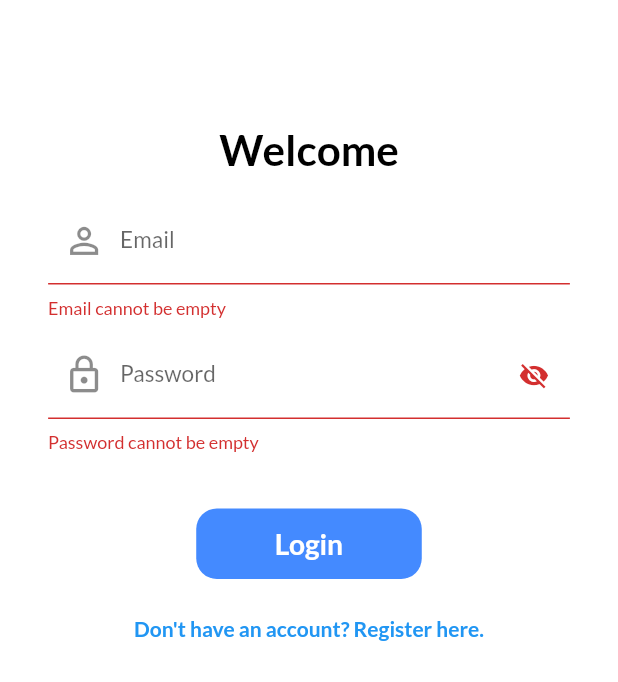
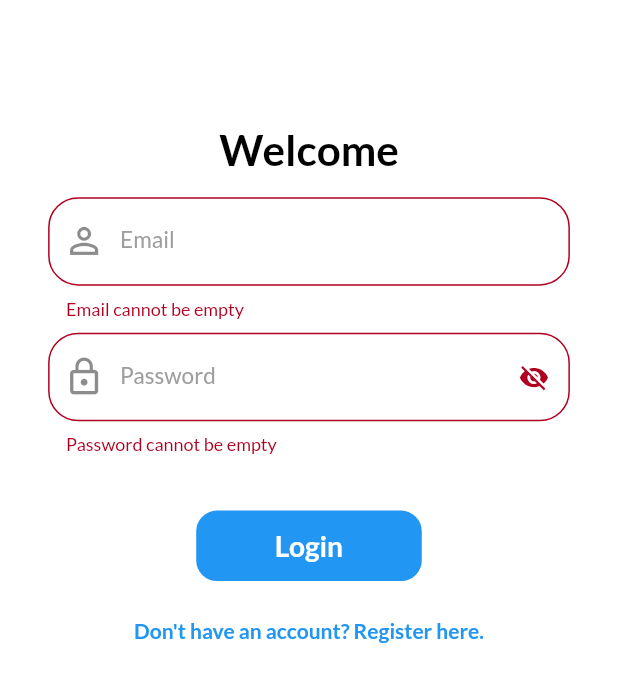
Before and after one commit to gobind-singh21/notes_application, a Flutter app: the screen it shows after launch, after a tap on "Login", on a phone screen of 412 x 824 dp. Shown: the top 682 px of the screen. Run offline on Flutter 3.47's test engine with Material 2 defaults, Android fonts, the phone set to English and light mode, and no system bars; our stand-ins replace cloud_firestore, csc_picker, dots_indicator, file_picker, firebase_auth, firebase_core and 8 more; accounts and stored records are empty.

Commit message:
modified:   lib/utils/auth.dart

```diff
--- a/lib/app_widgets/button.dart
+++ b/lib/app_widgets/button.dart
@@ -14,7 +14,8 @@ class MyButton extends StatelessWidget {
       width: _width,
       alignment: Alignment.center,
       decoration: BoxDecoration(
-        color: Colors.blueAccent,
+        color: Theme.of(context).primaryColor,
+        // color: Colors.blueAccent,
         borderRadius: BorderRadius.circular(_borderRadius),
       ),
       child: HeadingText(_buttonText, _height / 2.5, null, Colors.white),
--- a/lib/main.dart
+++ b/lib/main.dart
@@ -1,33 +1,52 @@
 import 'package:flutter/material.dart';
-import 'package:google_fonts/google_fonts.dart';
 import 'package:firebase_core/firebase_core.dart';
 import 'package:notes_application/global/global.dart';
 import 'package:notes_application/screens/home_screen.dart';
 import 'package:notes_application/screens/login_screen.dart';
 import 'package:notes_application/global/dimensions.dart';
+import 'package:notes_application/theme.dart';
+import 'package:provider/provider.dart';
+import 'package:shared_preferences/shared_preferences.dart';
+import 'theme_provider.dart';
+
+Future<void> initTheme() async {
+  SharedPreferences prefs = await SharedPreferences.getInstance();
+  bool isDarkTheme = prefs.getBool('isDarkTheme') ?? false;
+  themeMode = isDarkTheme ? ThemeMode.dark : ThemeMode.light;
+}
 
 Future<void> main() async {
   WidgetsFlutterBinding.ensureInitialized();
+  SharedPreferences prefs = await SharedPreferences.getInstance();
   await Firebase.initializeApp();
-  runApp(const MyApp());
+  runApp(
+    ChangeNotifierProvider(
+      create: (_) => ThemeProvider(prefs),
+      child: const MyApp(),
+    ),
+  );
 }
 
 class MyApp extends StatelessWidget {
   const MyApp({super.key});
+
   @override
   Widget build(BuildContext context) {
     currentFirebaseUser = fAuth.currentUser;
     Dimensions.screenHeight = MediaQuery.of(context).size.height;
     Dimensions.screenWidth = MediaQuery.of(context).size.width;
-    return MaterialApp(
-      debugShowCheckedModeBanner: false,
-      themeMode: ThemeMode.light,
-      theme: ThemeData(
-        primaryColor: Colors.blue,
-        fontFamily: GoogleFonts.lato().fontFamily,
-      ),
-      darkTheme: ThemeData(brightness: Brightness.dark),
-      home: currentFirebaseUser == null ? const LoginScreen() : HomeScreen(),
+    return Consumer<ThemeProvider>(
+      builder: (context, themeProvider, _) {
+        return MaterialApp(
+          debugShowCheckedModeBanner: false,
+          theme: lightTheme,
+          darkTheme: darkTheme,
+          themeMode: themeProvider.currentThemeMode == ThemeModeType.light
+              ? ThemeMode.light
+              : ThemeMode.dark,
+          home: (currentFirebaseUser == null) ? const LoginScreen() : const HomeScreen(),
+        );
+      },
     );
   }
 }
--- a/lib/screens/login_screen.dart
+++ b/lib/screens/login_screen.dart
@@ -57,9 +57,9 @@ class _LoginScreenState extends State<LoginScreen> {
 
   @override
   Widget build(BuildContext context) {
-    return Material(
-      color: Colors.white,
-      child: SingleChildScrollView(
+    return Scaffold(
+      // color: Colors.white,
+      body: SingleChildScrollView(
         child: Form(
           key: _formKey,
           child: Column(
@@ -71,7 +71,7 @@ class _LoginScreenState extends State<LoginScreen> {
                 "Welcome",
                 screenHeight / 29.233,
                 null,
-                Colors.black,
+                Theme.of(context).textTheme.headlineLarge?.color,
               ),
               Padding(
                 padding: EdgeInsets.symmetric(
@@ -86,6 +86,9 @@ class _LoginScreenState extends State<LoginScreen> {
                       decoration: InputDecoration(
                         hintText: "Enter email",
                         labelText: "Email",
+                        border: OutlineInputBorder(
+                          borderRadius: BorderRadius.circular(20),
+                        ),
                         prefixIcon: Icon(
                           Icons.person_outline,
                           size: screenHeight / 29.2333,
@@ -113,6 +116,10 @@ class _LoginScreenState extends State<LoginScreen> {
                       decoration: InputDecoration(
                           hintText: "Enter password",
                           labelText: "Password",
+
+                          border: OutlineInputBorder(
+                            borderRadius: BorderRadius.circular(20),
+                          ),
                           prefixIcon: Icon(
                             Icons.lock_outline,
                             size: screenHeight / 29.2333,
@@ -163,10 +170,14 @@ class _LoginScreenState extends State<LoginScreen> {
                             MaterialPageRoute(
                                 builder: (context) => const SignUpScreen()));
                       },
-                        child: const Text(
+                      child: Text(
                         "Don't have an account? Register here.",
-                          style: TextStyle(fontWeight: FontWeight.bold),
-                        ))
+                        style: TextStyle(
+                          fontWeight: FontWeight.bold,
+                          color: Theme.of(context).primaryColor,
+                        ),
+                      ),
+                    ),
                   ],
                 ),
               ),
--- /dev/null
+++ b/lib/theme.dart
@@ -0,0 +1,107 @@
+import 'package:flutter/material.dart';
+import 'package:flutter/services.dart';
+import 'package:google_fonts/google_fonts.dart';
+
+ThemeMode themeMode = ThemeMode.light;
+
+ThemeData darkTheme = ThemeData(
+  colorScheme: ColorScheme.dark(
+    primary: Colors.blue.shade700,
+    secondary: Colors.blue.shade500,
+  ),
+  fontFamily: GoogleFonts.lato().fontFamily,
+  floatingActionButtonTheme: FloatingActionButtonThemeData(
+      elevation: 0.0, backgroundColor: Colors.blue.shade800),
+  iconButtonTheme: IconButtonThemeData(
+    style: ButtonStyle(
+      iconColor: MaterialStateProperty.resolveWith(
+            (states) {
+          return Colors.white;
+        },
+      ),
+    ),
+  ),
+  appBarTheme: const AppBarTheme(
+    backgroundColor: Color.fromARGB(100, 90, 90, 90),
+    systemOverlayStyle: SystemUiOverlayStyle(
+      statusBarColor: Colors.transparent,
+      statusBarIconBrightness: Brightness.light,
+    ),
+  ),
+  hintColor: Colors.grey,
+  iconTheme: const IconThemeData(
+    color: Colors.white,
+  ),
+  brightness: Brightness.dark,
+  textTheme: const TextTheme(
+    headlineLarge: TextStyle(
+      color: Colors.white,
+      fontWeight: FontWeight.bold,
+    ),
+  ),
+  primaryColor: const Color.fromARGB(255, 80, 117, 255),
+  scaffoldBackgroundColor: const Color.fromARGB(100, 100, 100, 100),
+  dialogTheme: const DialogTheme(
+    backgroundColor: Colors.black,
+    shadowColor: Color.fromARGB(75, 158, 158, 158),
+    titleTextStyle: TextStyle(
+      fontSize: 20,
+      fontWeight: FontWeight.bold,
+      color: Colors.white,
+    ),
+  ),
+  textButtonTheme: const TextButtonThemeData(
+    style: ButtonStyle(
+      alignment: Alignment.center,
+    ),
+  ),
+  cardColor: const Color.fromARGB(100, 90, 90, 90),
+  shadowColor: Colors.white,
+);
+
+ThemeData lightTheme = ThemeData(
+  colorScheme: ColorScheme.light(
+    primary: Colors.cyan.shade600,
+    secondary: Colors.cyan.shade200,
+  ),
+  primaryColor: Colors.blue,
+  fontFamily: GoogleFonts.lato().fontFamily,
+  floatingActionButtonTheme: const FloatingActionButtonThemeData(
+    elevation: 0.0,
+    backgroundColor: Colors.blue,
+  ),
+  iconButtonTheme: IconButtonThemeData(
+    style: ButtonStyle(
+      iconColor: MaterialStateProperty.resolveWith((states) {
+        return Colors.black;
+      },
+      ),
+    ),
+  ),
+  appBarTheme: const AppBarTheme(
+    backgroundColor: Colors.cyanAccent,
+    systemOverlayStyle: SystemUiOverlayStyle(
+      statusBarColor: Colors.transparent,
+      statusBarIconBrightness: Brightness.dark,
+    ),
+  ),
+  hintColor: Colors.grey,
+  iconTheme: const IconThemeData(
+    color: Colors.black,
+  ),
+  brightness: Brightness.light,
+  textTheme: const TextTheme(
+    headlineLarge: TextStyle(
+      color: Colors.black,
+      fontWeight: FontWeight.bold,
+    ),
+  ),
+  scaffoldBackgroundColor: Colors.white,
+  textButtonTheme: const TextButtonThemeData(
+    style: ButtonStyle(
+      alignment: Alignment.center,
+    ),
+  ),
+  cardColor: const Color.fromARGB(100, 210, 210, 210),
+  shadowColor: Colors.black,
+);
--- /dev/null
+++ b/lib/theme_provider.dart
@@ -0,0 +1,36 @@
+import 'package:flutter/material.dart';
+import 'package:shared_preferences/shared_preferences.dart';
+
+enum ThemeModeType { light, dark }
+
+class ThemeProvider with ChangeNotifier {
+  ThemeModeType _currentThemeMode = ThemeModeType.light;
+  SharedPreferences _prefs;
+
+  ThemeProvider(this._prefs) {
+    _loadThemeMode();
+  }
+
+  ThemeModeType get currentThemeMode => _currentThemeMode;
+
+  void toggleThemeMode() {
+    _currentThemeMode = _currentThemeMode == ThemeModeType.light
+        ? ThemeModeType.dark
+        : ThemeModeType.light;
+    _saveThemeMode();
+    notifyListeners();
+  }
+
+  Future<void> _loadThemeMode() async {
+    _prefs = await SharedPreferences.getInstance();
+    final isDarkTheme = _prefs.getBool('isDarkTheme') ?? false;
+    _currentThemeMode =
+    isDarkTheme ? ThemeModeType.dark : ThemeModeType.light;
+    notifyListeners();
+  }
+
+  Future<void> _saveThemeMode() async {
+    await _prefs.setBool(
+        'isDarkTheme', _currentThemeMode == ThemeModeType.dark);
+  }
+}
--- a/pubspec.yaml
+++ b/pubspec.yaml
@@ -49,6 +49,9 @@ dependencies:
   firebase_storage: ^11.2.1
   image_cropper: ^4.0.1
   csc_picker: ^0.2.7
+  location: ^4.4.0
+  shared_preferences: ^2.1.2
+  provider: ^6.0.5
 
 
 dev_dependencies:
```
Also changed, not shown: lib/app_widgets/home_widgets/home_header.dart (+11 -8 lines), lib/app_widgets/home_widgets/list_item.dart (+31 -24 lines), lib/app_widgets/profile_widgets/profile_items.dart (+4 -4 lines), lib/screens/home_screen.dart (+23 -23 lines), lib/screens/product_detail_screen.dart (+27 -11 lines), lib/screens/profile_screen.dart (+4 -5 lines), lib/screens/profile_screens/settings_screen.dart (+22 -1 lines), pubspec.lock, 1 other file. Lines whose indentation alone changed are shown as unchanged.
